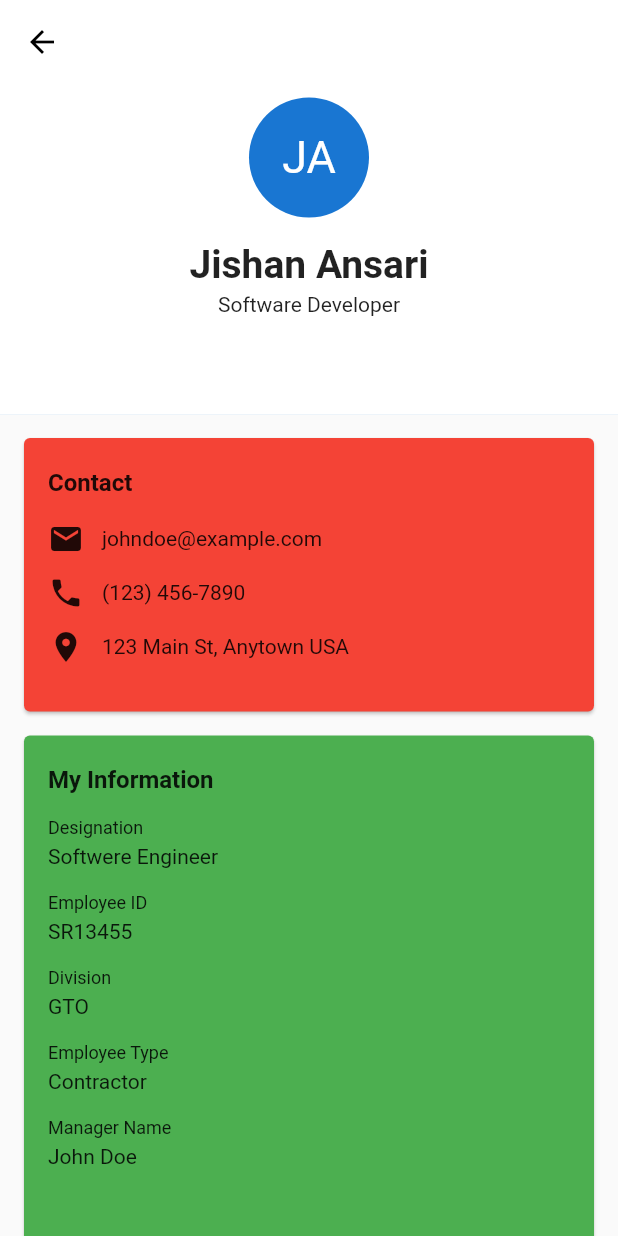
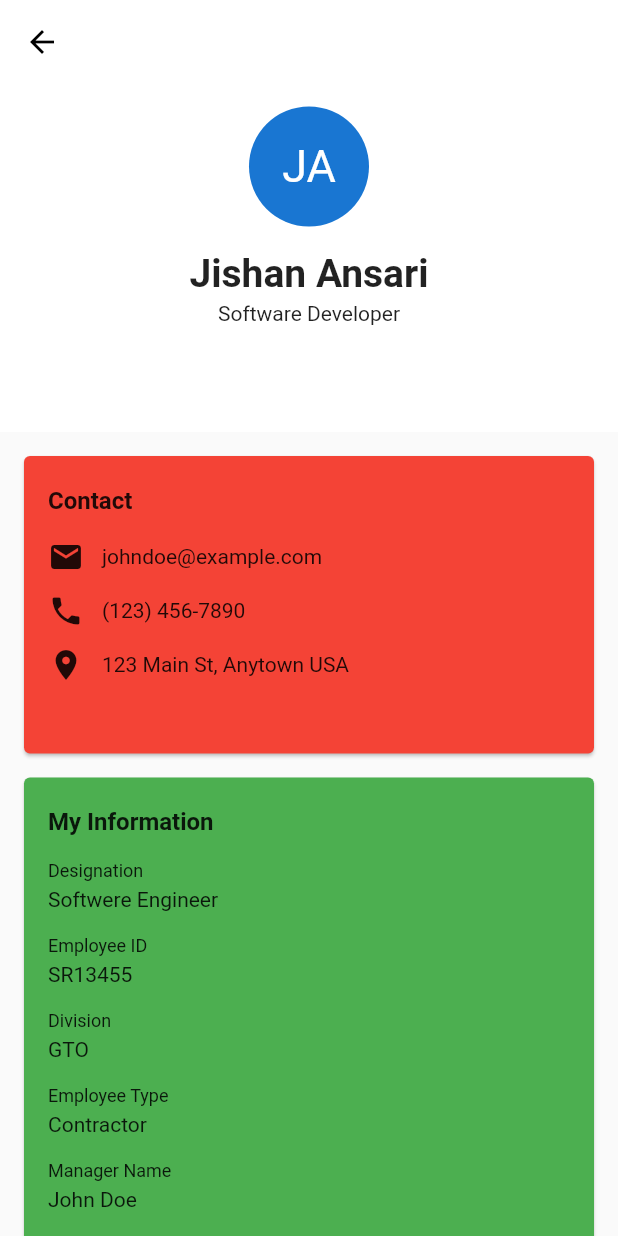
Before and after one commit to Jishan010/SliverAppBar, a Flutter app: the screen it shows after launch, on a phone screen of 412 x 824 dp. Run offline on Flutter 3.47's test engine with Material 2 defaults, Android fonts, the phone set to English and light mode, and no system bars.

Commit message:
updated size calulator function with adding function to get the height minusing height of toolbar and statusbar

```diff
--- a/lib/main.dart
+++ b/lib/main.dart
@@ -41,7 +41,7 @@ class _MyHomePageState extends State<MyHomePage> {
             ),
             titleSpacing: 0,
             pinned: true,
-            expandedHeight: SizeCalculator.getComponentHeight(context, 0.335),
+            expandedHeight: SizeCalculator.getAvailableScreenHeight(context, 0.375),
             flexibleSpace: FlexibleSpaceBar(
               background: Container(
                 color: Colors.white,
@@ -74,7 +74,7 @@ class _MyHomePageState extends State<MyHomePage> {
             child: Column(
               children: [
                 SizedBox(
-                    height: SizeCalculator.getComponentHeight(context, 0.260),
+                    height: SizeCalculator.getAvailableScreenHeight(context, 0.300),
                     width: double.infinity,
                     child: Card(
                       color: Colors.red,
@@ -106,7 +106,7 @@ class _MyHomePageState extends State<MyHomePage> {
                       ),
                     )),
                 SizedBox(
-                    height: SizeCalculator.getComponentHeight(context, 0.440),
+                    height: SizeCalculator.getAvailableScreenHeight(context, 0.490),
                     width: double.infinity,
                     child: Card(
                       color: Colors.green,
@@ -135,7 +135,7 @@ class _MyHomePageState extends State<MyHomePage> {
                       ),
                     )),
                 SizedBox(
-                  height: SizeCalculator.getComponentHeight(context, 0.225),
+                  height: SizeCalculator.getAvailableScreenHeight(context, 0.240),
                   width: double.infinity,
                   child: Card(
                     shape: RoundedRectangleBorder(),
```
Also changed, not shown: lib/size_calculator.dart (+20 -0 lines).
